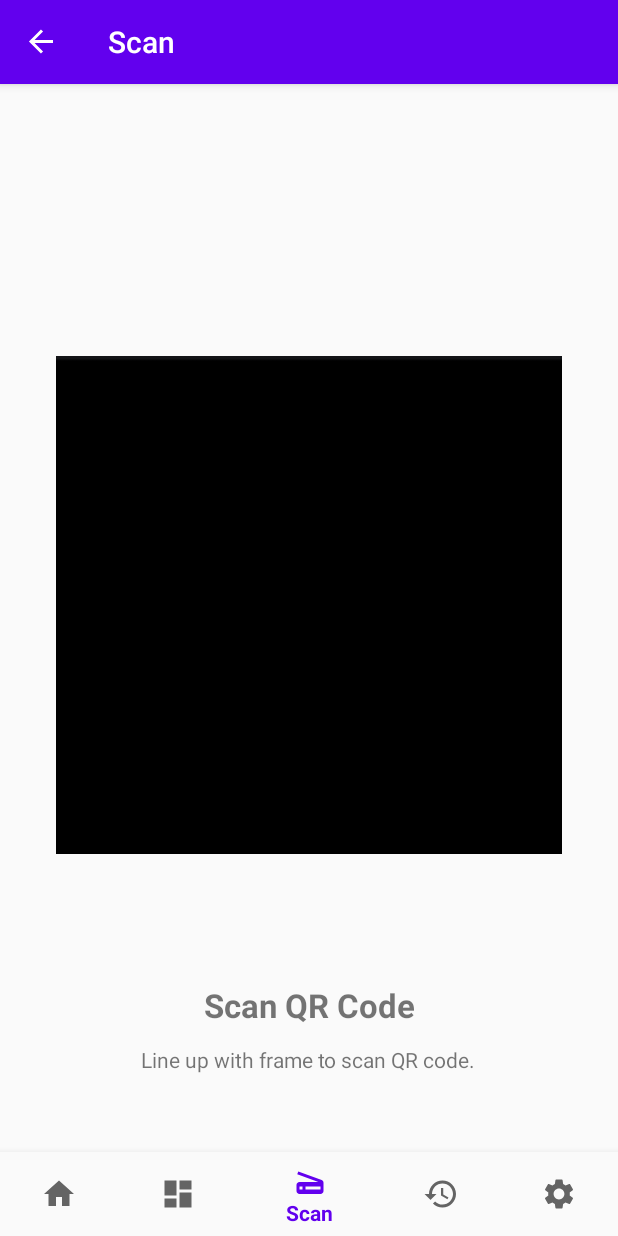
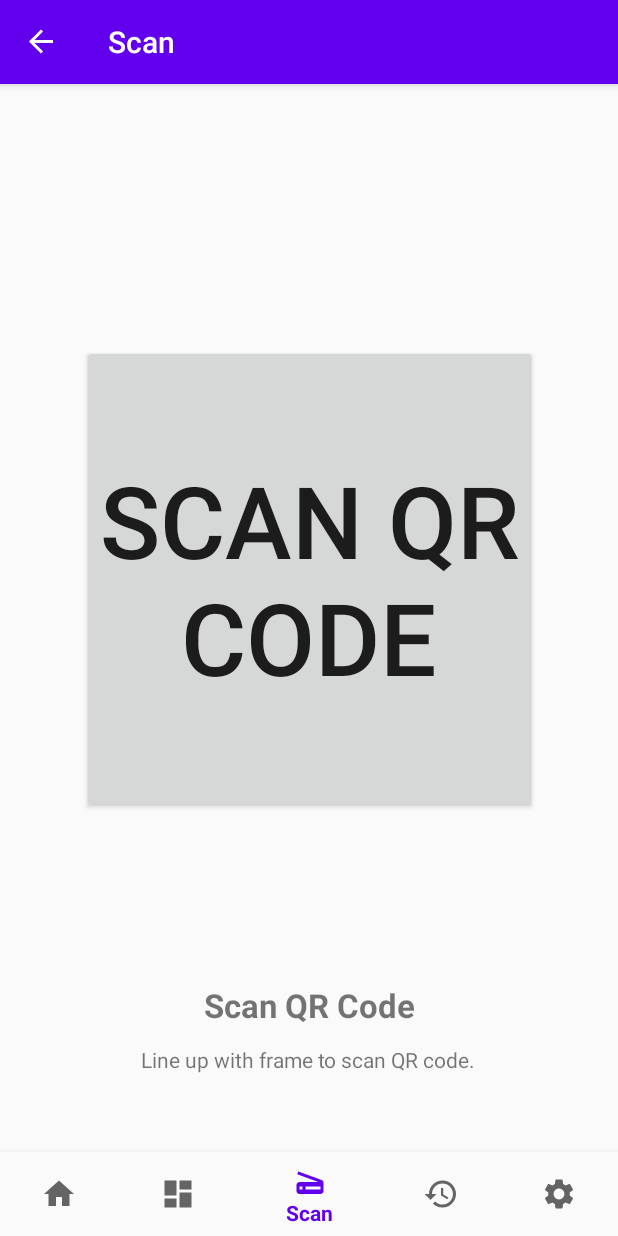
Before and after one commit to Edel-weiB/Better-Social-Distancing, an Android app: the ScanFragment screen opened through its navigation route, on a phone screen of 412 x 824 dp. Run offline under Robolectric (Android 15) with nearby library versions, the phone set to English and light mode, and no system bars; our stand-ins replace navigation-ui.

Commit message:
QR code
done partially qr code reader

```diff
--- a/ClientApplication/app/build.gradle
+++ b/ClientApplication/app/build.gradle
@@ -34,5 +34,7 @@ dependencies {
     testImplementation 'junit:junit:4.12'
     androidTestImplementation 'androidx.test.ext:junit:1.1.1'
     androidTestImplementation 'androidx.test.espresso:espresso-core:3.2.0'
+    implementation 'com.budiyev.android:code-scanner:2.1.0'
+    implementation 'com.karumi:dexter:6.2.1'
 
 }
--- a/ClientApplication/app/src/main/java/com/example/cotrace/ui/scan/ScanFragment.java
+++ b/ClientApplication/app/src/main/java/com/example/cotrace/ui/scan/ScanFragment.java
@@ -4,6 +4,7 @@ import androidx.lifecycle.Observer;
 import androidx.lifecycle.ViewModel;
 import androidx.lifecycle.ViewModelProviders;
 
+import android.content.Intent;
 import android.os.Bundle;
 
 import androidx.annotation.NonNull;
@@ -13,9 +14,11 @@ import androidx.fragment.app.Fragment;
 import android.view.LayoutInflater;
 import android.view.View;
 import android.view.ViewGroup;
+import android.widget.Button;
 import android.widget.ImageView;
 import android.widget.TextView;
 
+import com.example.cotrace.QRreader;
 import com.example.cotrace.R;
 import com.example.cotrace.ui.settings.SettingsViewModel;
 
@@ -29,16 +32,17 @@ public class ScanFragment extends Fragment {
         scanViewModel =
                 ViewModelProviders.of(this).get(ScanViewModel.class);
         View root = inflater.inflate(R.layout.fragment_scan, container, false);
-        final ImageView blackBoxView = root.findViewById(R.id.black_box);
+//        final ImageView blackBoxView = root.findViewById(R.id.black_box);
 
-//        final TextView textView = root.findViewById(R.id.text_scan);
-        scanViewModel.getText().observe(getViewLifecycleOwner(), new Observer<String>() {
+        Button qr_button = root.findViewById(R.id.qr_button);
+        qr_button.setOnClickListener(new View.OnClickListener() {
             @Override
-            public void onChanged(@Nullable String s) {
-//                textView.setText(s);
-                blackBoxView.setImageResource(R.drawable.blackbox);
+            public void onClick(View v) {
+                startActivity(new Intent(getContext(), QRreader.class));
             }
         });
+
+
         return root;
     }
 
--- a/ClientApplication/app/src/main/res/layout/fragment_scan.xml
+++ b/ClientApplication/app/src/main/res/layout/fragment_scan.xml
@@ -29,14 +29,16 @@
         app:layout_constraintHorizontal_bias="0.497"
         app:layout_constraintStart_toStartOf="parent" />
 
-    <ImageView
-        android:id="@+id/black_box"
-        android:layout_width="409dp"
-        android:layout_height="332dp"
+    <Button
+        android:id="@+id/qr_button"
+        android:layout_width="303dp"
+        android:layout_height="312dp"
+        android:layout_marginTop="4dp"
+        android:textSize="100px"
+        android:text="Scan QR Code"
         app:layout_constraintBottom_toTopOf="@+id/scan_qr_code"
         app:layout_constraintEnd_toEndOf="parent"
         app:layout_constraintStart_toStartOf="parent"
-        app:layout_constraintTop_toTopOf="parent"
-        app:layout_constraintVertical_bias="0.593" />
+        app:layout_constraintTop_toTopOf="parent" />
 
 </androidx.constraintlayout.widget.ConstraintLayout>
```
Also changed, not shown: ClientApplication/app/src/main/AndroidManifest.xml (+9 -0 lines), ClientApplication/app/src/main/java/com/example/cotrace/QRreader.java (added, +96 -0 lines), ClientApplication/app/src/main/res/layout/activity_qrreader.xml (added, +48 -0 lines), ClientApplication/app/src/main/res/drawable-v24/blackbox.png, ClientApplication/app/src/main/res/drawable-v24/whitebox.png (added).
